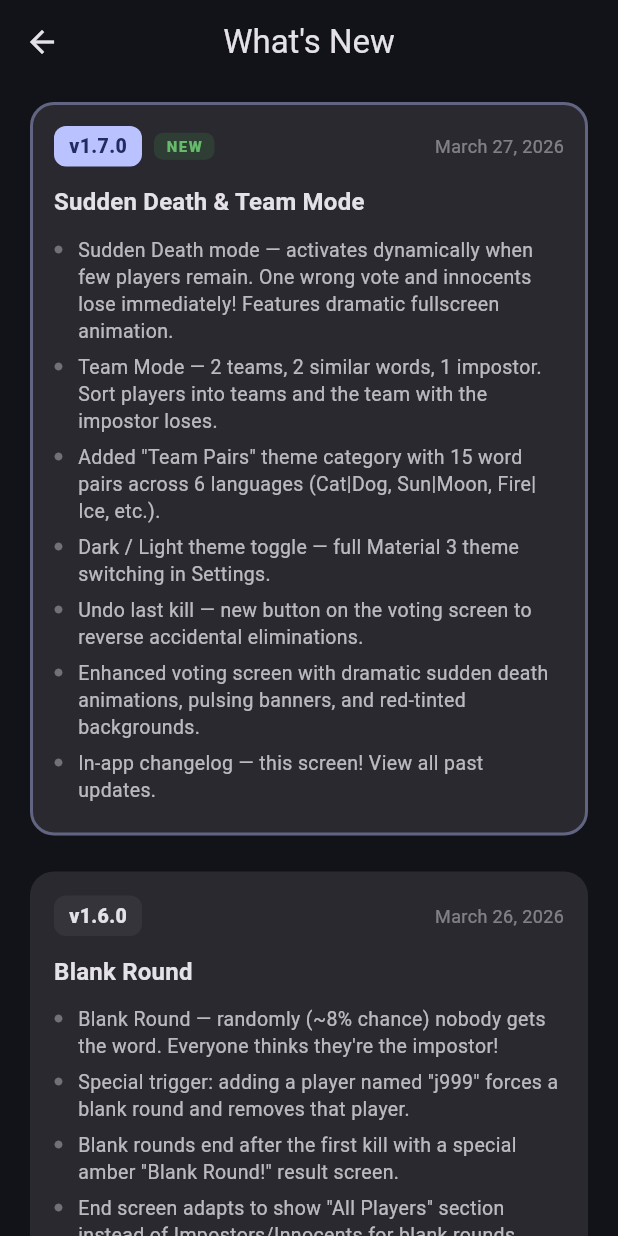
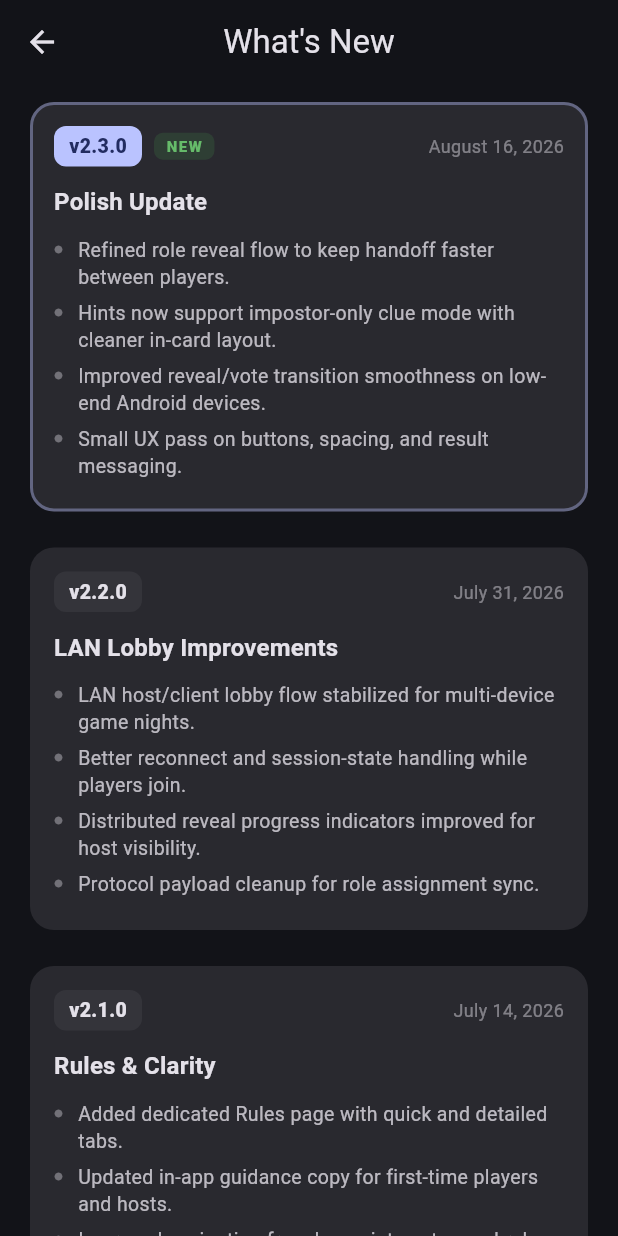
Before and after one commit to JakubPotocky/impostor-game, a Flutter app: the ChangelogScreen screen opened directly, on a phone screen of 412 x 824 dp. Run offline on Flutter 3.47's test engine with Material 3 defaults, Android fonts, the light colour scheme and no system bars; our stand-ins replace flutter_riverpod, hive, hive_flutter; missing offline and left inert: bonsoir; accounts and stored records are empty.

Commit message:
Whats new page updated

```diff
--- a/lib/features/changelog/changelog_screen.dart
+++ b/lib/features/changelog/changelog_screen.dart
@@ -5,10 +5,72 @@ class ChangelogScreen extends StatelessWidget {
   const ChangelogScreen({super.key});
 
   /// Current app version.
-  static const currentVersion = '1.7.0';
+  static const currentVersion = '2.3.0';
 
   /// Ordered changelog entries (newest first).
   static const List<_ChangelogEntry> _entries = [
+    _ChangelogEntry(
+      version: '2.3.0',
+      date: 'August 16, 2026',
+      title: 'Polish Update',
+      changes: [
+        'Refined role reveal flow to keep handoff faster between players.',
+        'Hints now support impostor-only clue mode with cleaner in-card layout.',
+        'Improved reveal/vote transition smoothness on low-end Android devices.',
+        'Small UX pass on buttons, spacing, and result messaging.',
+      ],
+    ),
+    _ChangelogEntry(
+      version: '2.2.0',
+      date: 'July 31, 2026',
+      title: 'LAN Lobby Improvements',
+      changes: [
+        'LAN host/client lobby flow stabilized for multi-device game nights.',
+        'Better reconnect and session-state handling while players join.',
+        'Distributed reveal progress indicators improved for host visibility.',
+        'Protocol payload cleanup for role assignment sync.',
+      ],
+    ),
+    _ChangelogEntry(
+      version: '2.1.0',
+      date: 'July 14, 2026',
+      title: 'Rules & Clarity',
+      changes: [
+        'Added dedicated Rules page with quick and detailed tabs.',
+        'Updated in-app guidance copy for first-time players and hosts.',
+        'Improved navigation from home into setup and rules.',
+      ],
+    ),
+    _ChangelogEntry(
+      version: '2.0.0',
+      date: 'June 26, 2026',
+      title: 'Game Feel Refresh',
+      changes: [
+        'Major animation and pacing pass across reveal, voting, and end screens.',
+        'Introduced reduced motion support to lower visual intensity when preferred.',
+        'Refined celebration and dramatic state transitions for clearer round outcomes.',
+      ],
+    ),
+    _ChangelogEntry(
+      version: '1.9.0',
+      date: 'June 12, 2026',
+      title: 'Streaks & History Expansion',
+      changes: [
+        'Added streak tracking signals and post-game momentum callouts.',
+        'Expanded saved game records with richer winner and mode metadata.',
+        'Improved stats consistency between normal mode and team mode rounds.',
+      ],
+    ),
+    _ChangelogEntry(
+      version: '1.8.0',
+      date: 'May 24, 2026',
+      title: 'Setup Controls Update',
+      changes: [
+        'Improved pre-game setup controls for hints, timers, and sudden death toggles.',
+        'Better persistence behavior for game options between sessions.',
+        'General reliability fixes for round start validation.',
+      ],
+    ),
     _ChangelogEntry(
       version: '1.7.0',
       date: 'March 27, 2026',
```
